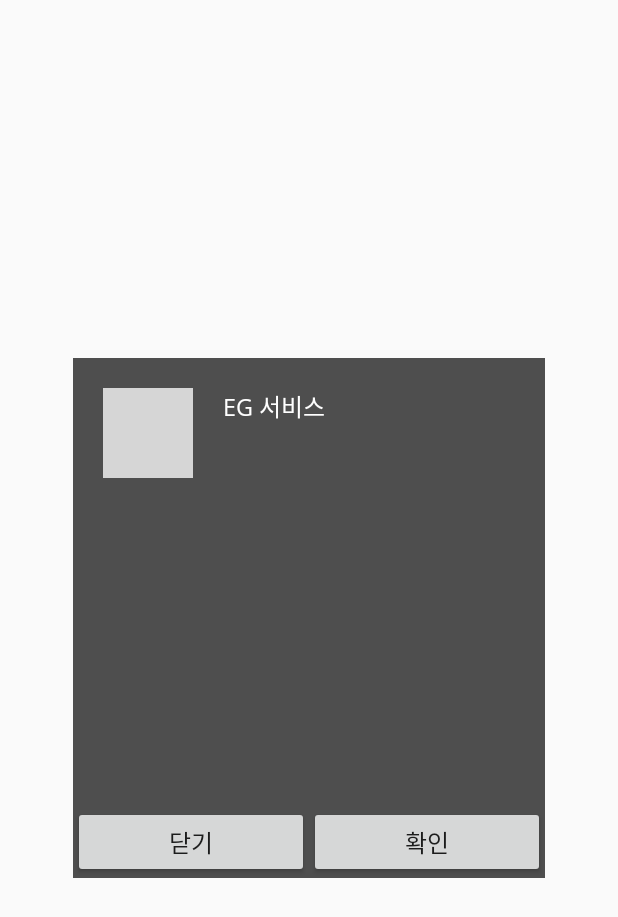
After one commit to Freerider-song/EgService_ANDROID, an Android app: the ActivityPopUpLocked screen opened directly, with no data from a screen before it, on a phone screen of 412 x 824 dp. The commit adds this screen. Shown: the top 917 px of the screen. Run offline under Robolectric (Android 15) with nearby library versions, the phone set to English and light mode, and no system bars; libraries missing offline, so code that uses them is left out: com.mikepenz.fastadapter, com.mikepenz.materialdrawer; grey boxes are pictures that could not be loaded.

Commit message:
2021/07/21

```diff
--- a/build.gradle
+++ b/build.gradle
@@ -42,6 +42,9 @@ dependencies {
     implementation 'androidx.appcompat:appcompat:1.1.0'
     implementation 'androidx.constraintlayout:constraintlayout:1.1.3'
     implementation 'com.github.PhilJay:MPAndroidChart:v3.1.0'
+
+    implementation 'com.google.android.gms:play-services-maps:17.0.1'
+    implementation 'com.google.android.gms:play-services-location:18.0.0'
 }
 
 apply plugin: 'com.google.gms.google-services'
--- a/src/main/AndroidManifest.xml
+++ b/src/main/AndroidManifest.xml
@@ -24,6 +24,7 @@
         android:largeHeap="true"
         android:theme="@style/AppTheme.NoActionBar"
         android:usesCleartextTraffic="false">
+        <activity android:name=".activity.ActivityPopUpLocked"></activity>
         <activity
             android:name=".activity.ActivitySiteStateDetail"
             android:screenOrientation="portrait"
@@ -155,6 +156,10 @@
             android:name=".ServiceMonitor"
             android:enabled="true"
             android:exported="true" />
+
+        <meta-data
+            android:name="com.enernet.eg"
+            android:value="AIzaSyDsq-ElrtvJ10Tume61LHHmRGM9yaEWGFU" />
     </application>
 
 </manifest>
--- /dev/null
+++ b/src/main/java/com/enernet/eg/activity/ActivityPopUpLocked.java
@@ -0,0 +1,73 @@
+package com.enernet.eg.activity;
+
+import androidx.appcompat.app.AppCompatActivity;
+
+import android.content.Intent;
+import android.media.Image;
+import android.os.Bundle;
+import android.util.Log;
+import android.view.View;
+import android.view.WindowManager;
+import android.widget.Button;
+import android.widget.ImageButton;
+import android.widget.ImageView;
+import android.widget.TextView;
+
+import com.enernet.eg.R;
+import com.mikepenz.fastadapter.listeners.OnClickListener;
+
+public class ActivityPopUpLocked extends BaseActivity {
+
+    @Override
+    public void onCreate(Bundle savedInstanceState) {
+        super.onCreate(savedInstanceState);
+        setContentView(R.layout.activity_pop_up_locked);
+
+        // 이 부분이 바로 화면을 깨우는 부분 되시겠다.
+
+        // 화면이 잠겨있을 때 보여주기
+
+        getWindow().addFlags(WindowManager.LayoutParams.FLAG_SHOW_WHEN_LOCKED
+
+                // 키잠금 해제하기
+
+                | WindowManager.LayoutParams.FLAG_DISMISS_KEYGUARD
+
+                // 화면 켜기
+
+                | WindowManager.LayoutParams.FLAG_TURN_SCREEN_ON);
+
+        TextView tvContent = (TextView)findViewById(R.id.tv_push_content);
+        tvContent.setText(getIntent().getStringExtra("content"));
+        ImageView ivPush = (ImageView)findViewById(R.id.iv_push_image);
+        //ivPush.setImage
+
+
+        Button btnNo = (Button)findViewById(R.id.btn_close);
+        Button btnYes = (Button)findViewById(R.id.btn_check);
+
+
+
+    }
+
+    public void onClick(View v) {
+        switch (v.getId()) {
+
+            case R.id.btn_check: {
+                Log.i("Usage", "Refresh button clicked...");
+                Intent intent = new Intent(ActivityPopUpLocked.this, ActivityLogin.class);
+
+                startActivity(intent);
+
+                finish();
+            }
+            break;
+
+            case R.id.btn_close: {
+                finish();
+            }
+
+
+        }
+    }
+}
--- /dev/null
+++ b/src/main/res/layout/activity_pop_up_locked.xml
@@ -0,0 +1,88 @@
+<?xml version="1.0" encoding="utf-8"?>
+<androidx.constraintlayout.widget.ConstraintLayout xmlns:android="http://schemas.android.com/apk/res/android"
+    xmlns:app="http://schemas.android.com/apk/res-auto"
+    xmlns:tools="http://schemas.android.com/tools"
+    android:layout_width="50mm"
+    android:layout_height="55mm"
+    android:layout_gravity="center"
+    android:background="#4E4E4E"
+    tools:context=".activity.ActivityPopUpLocked">
+
+    <ImageView
+        android:id="@+id/imageView28"
+        android:layout_width="60dp"
+        android:layout_height="60dp"
+        android:layout_marginStart="20dp"
+        android:layout_marginTop="20dp"
+        app:layout_constraintStart_toStartOf="parent"
+        app:layout_constraintTop_toTopOf="parent"
+        app:srcCompat="@drawable/icon_main" />
+
+    <TextView
+        android:id="@+id/textView34"
+        android:layout_width="wrap_content"
+        android:layout_height="wrap_content"
+        android:layout_marginStart="20dp"
+        android:text="EG 서비스"
+        android:textColor="#FFFFFF"
+        android:textSize="16sp"
+        android:textStyle="bold"
+        app:layout_constraintStart_toEndOf="@+id/imageView28"
+        app:layout_constraintTop_toTopOf="@+id/imageView28" />
+
+    <TextView
+        android:id="@+id/tv_push_content"
+        android:layout_width="wrap_content"
+        android:layout_height="wrap_content"
+        android:layout_marginTop="5dp"
+        android:text="Test 내용입니다. "
+        android:textColor="#FFFFFF"
+        android:textSize="16sp"
+        app:layout_constraintStart_toStartOf="@+id/textView34"
+        app:layout_constraintTop_toBottomOf="@+id/textView34" />
+
+    <ImageView
+        android:id="@+id/iv_push_image"
+        android:layout_width="0dp"
+        android:layout_height="0dp"
+        android:layout_marginStart="10dp"
+        android:layout_marginTop="15dp"
+        android:layout_marginEnd="10dp"
+        app:layout_constraintBottom_toTopOf="@+id/btn_close"
+        app:layout_constraintEnd_toEndOf="parent"
+        app:layout_constraintStart_toStartOf="parent"
+        app:layout_constraintTop_toBottomOf="@+id/imageView28"
+        tools:srcCompat="@tools:sample/avatars" />
+
+    <Button
+        android:id="@+id/btn_close"
+        android:layout_width="0dp"
+        android:layout_height="wrap_content"
+        android:onClick="onClick"
+        android:text="닫기"
+        android:textSize="16dp"
+        app:layout_constraintBottom_toBottomOf="parent"
+        app:layout_constraintEnd_toStartOf="@+id/guideline5"
+        app:layout_constraintStart_toStartOf="parent"
+        app:layout_constraintTop_toBottomOf="@+id/iv_push_image" />
+
+    <Button
+        android:id="@+id/btn_check"
+        android:layout_width="0dp"
+        android:layout_height="wrap_content"
+        android:onClick="onClick"
+        android:text="확인"
+        android:textSize="16dp"
+        app:layout_constraintBottom_toBottomOf="parent"
+        app:layout_constraintEnd_toEndOf="parent"
+        app:layout_constraintStart_toStartOf="@+id/guideline5"
+        app:layout_constraintTop_toBottomOf="@+id/iv_push_image"
+        app:layout_constraintVertical_bias="1.0" />
+
+    <androidx.constraintlayout.widget.Guideline
+        android:id="@+id/guideline5"
+        android:layout_width="wrap_content"
+        android:layout_height="wrap_content"
+        android:orientation="vertical"
+        app:layout_constraintGuide_percent="0.5" />
+</androidx.constraintlayout.widget.ConstraintLayout>
--- a/src/main/res/layout/activity_site_state.xml
+++ b/src/main/res/layout/activity_site_state.xml
@@ -339,7 +339,7 @@
                 </androidx.constraintlayout.widget.ConstraintLayout>
 
                 <androidx.constraintlayout.widget.ConstraintLayout
-                    android:id="@+id/area_trans_detail"
+                    android:id="@+id/chartHorizontal"
                     android:layout_width="0dp"
                     android:layout_height="wrap_content"
                     android:layout_marginStart="10dp"
```
Also changed, not shown: src/main/java/com/enernet/eg/ServicePush.java (+68 -0 lines), src/main/res/layout/activity_site_state2.xml (added, +316 -0 lines), 1801 other files.
